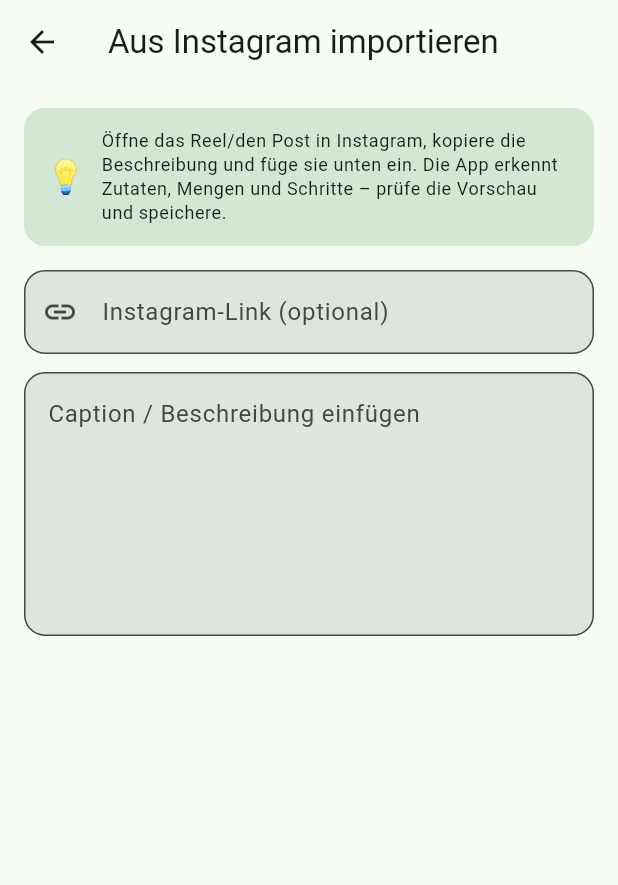
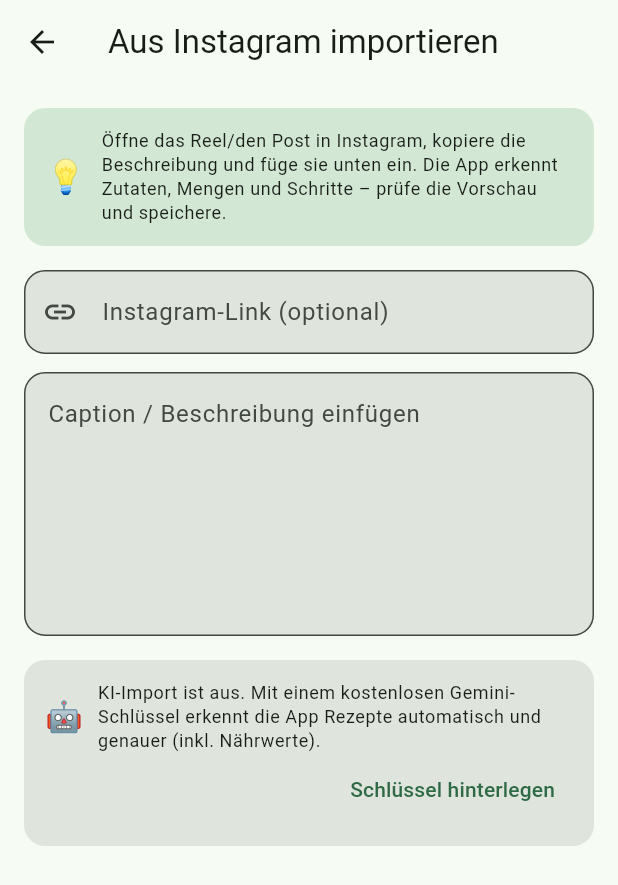
Before and after one commit to JuliaCaroSeufert/recipe-app, a Flutter app: the InstagramImportScreen screen opened directly, on a phone screen of 412 x 824 dp. Shown: the top 885 px of the screen. Run offline on Flutter 3.47's test engine with Material 3 defaults, Android fonts, the phone set to English and light mode, and no system bars; our stand-ins replace sqflite; missing offline and left inert: receive_sharing_intent; accounts and stored records are empty.

Commit message:
KI-Import in der App (Gemini, lokaler Schlüssel, kein Server)
Add an optional AI recipe import directly in the app, using the user's own
free Google Gemini key stored locally on the device:
- lib/logic/ai_import.dart: calls Gemini (gemini-3.8-flash) with the shared
  caption, maps the JSON to a Recipe (categories, produce tags, macro+micro
  nutrition), auto-retries the suggested model if Google rotates it, with
  readable error messages
- Household gains geminiApiKey; Settings gets a "KI-Import (Gemini)" field
- Import screen: "Mit KI erkennen" button when a key is set, badge showing
  KI vs offline source; shared captions are recognised automatically when a
  key is present, offline heuristic remains the fallback
- INTERNET permission added for release builds; http dependency added

flutter analyze clean; 13 tests pass; web compile verified.

Co-Authored-By: Claude Opus 4.8 <noreply@anthropic.com>
Claude-Session: https://claude.ai/code/session_01ChZXm5JpS15TTPx2LapPMm

```diff
--- a/lib/models/household.dart
+++ b/lib/models/household.dart
@@ -12,13 +12,20 @@ class Household {
   /// Distinct vegetables/legumes to aim for each week.
   final int weeklyVarietyTarget;
 
+  /// Optional Google Gemini API key for the AI recipe import (stored locally,
+  /// on this device only). Empty = AI import off, local parsing is used.
+  final String geminiApiKey;
+
   const Household({
     this.persons = 2,
     this.dislikes = const [],
     this.vegetarianOnly = false,
     this.veganOnly = false,
     this.weeklyVarietyTarget = 20,
+    this.geminiApiKey = '',
   });
+
+  bool get hasAiKey => geminiApiKey.trim().isNotEmpty;
 
   Household copyWith({
     int? persons,
@@ -26,6 +33,7 @@ class Household {
     bool? vegetarianOnly,
     bool? veganOnly,
     int? weeklyVarietyTarget,
+    String? geminiApiKey,
   }) =>
       Household(
         persons: persons ?? this.persons,
@@ -33,6 +41,7 @@ class Household {
         vegetarianOnly: vegetarianOnly ?? this.vegetarianOnly,
         veganOnly: veganOnly ?? this.veganOnly,
         weeklyVarietyTarget: weeklyVarietyTarget ?? this.weeklyVarietyTarget,
+        geminiApiKey: geminiApiKey ?? this.geminiApiKey,
       );
 
   Map<String, dynamic> toJson() => {
@@ -41,6 +50,7 @@ class Household {
         'vegetarianOnly': vegetarianOnly,
         'veganOnly': veganOnly,
         'weeklyVarietyTarget': weeklyVarietyTarget,
+        'geminiApiKey': geminiApiKey,
       };
 
   factory Household.fromJson(Map<String, dynamic> j) => Household(
@@ -49,5 +59,6 @@ class Household {
         vegetarianOnly: (j['vegetarianOnly'] as bool?) ?? false,
         veganOnly: (j['veganOnly'] as bool?) ?? false,
         weeklyVarietyTarget: (j['weeklyVarietyTarget'] as num?)?.toInt() ?? 20,
+        geminiApiKey: (j['geminiApiKey'] as String?) ?? '',
       );
 }
--- a/lib/screens/recipes/instagram_import.dart
+++ b/lib/screens/recipes/instagram_import.dart
@@ -1,10 +1,12 @@
 import 'package:flutter/material.dart';
 import 'package:provider/provider.dart';
 
+import '../../logic/ai_import.dart';
 import '../../logic/instagram_parse.dart';
 import '../../models/ingredient.dart';
 import '../../models/recipe.dart';
 import '../../state/app_state.dart';
+import '../settings/settings_screen.dart';
 import 'recipe_edit.dart';
 
 /// Import a recipe from Instagram by pasting the post/reel caption. The app
@@ -31,6 +33,8 @@ class _InstagramImportScreenState extends State<InstagramImportScreen> {
   final _url = TextEditingController();
   final _caption = TextEditingController();
   Recipe? _draft;
+  bool _draftFromAi = false;
+  bool _aiLoading = false;
 
   @override
   void initState() {
@@ -45,7 +49,14 @@ class _InstagramImportScreenState extends State<InstagramImportScreen> {
         final m = _instaUrl.firstMatch(shared);
         if (m != null) _url.text = m.group(0)!;
       }
-      WidgetsBinding.instance.addPostFrameCallback((_) => _reparse());
+      WidgetsBinding.instance.addPostFrameCallback((_) {
+        _reparse();
+        // If a Gemini key is set, recognise the shared caption automatically.
+        final app = context.read<AppState>();
+        if (app.household.hasAiKey && _caption.text.trim().isNotEmpty) {
+          _runAi();
+        }
+      });
     }
   }
 
@@ -59,6 +70,7 @@ class _InstagramImportScreenState extends State<InstagramImportScreen> {
   void _reparse() {
     final text = _caption.text.trim();
     setState(() {
+      _draftFromAi = false;
       _draft = text.isEmpty
           ? null
           : parseInstagramCaption(
@@ -66,6 +78,38 @@ class _InstagramImportScreenState extends State<InstagramImportScreen> {
               url: _url.text.trim().isEmpty ? null : _url.text.trim(),
             );
     });
+  }
+
+  Future<void> _runAi() async {
+    final app = context.read<AppState>();
+    final key = app.household.geminiApiKey;
+    final caption = _caption.text.trim();
+    if (caption.isEmpty) return;
+    setState(() => _aiLoading = true);
+    try {
+      final recipe = await aiExtractRecipe(
+        _caption.text,
+        apiKey: key,
+        url: _url.text.trim().isEmpty ? null : _url.text.trim(),
+      );
+      if (!mounted) return;
+      setState(() {
+        _draft = recipe;
+        _draftFromAi = true;
+      });
+    } on AiImportException catch (e) {
+      if (mounted) {
+        ScaffoldMessenger.of(context)
+            .showSnackBar(SnackBar(content: Text(e.message)));
+      }
+    } catch (e) {
+      if (mounted) {
+        ScaffoldMessenger.of(context)
+            .showSnackBar(SnackBar(content: Text('KI-Import fehlgeschlagen: $e')));
+      }
+    } finally {
+      if (mounted) setState(() => _aiLoading = false);
+    }
   }
 
   @override
@@ -138,6 +182,20 @@ class _InstagramImportScreenState extends State<InstagramImportScreen> {
             maxLines: 16,
           ),
           const SizedBox(height: 16),
+          _aiArea(context),
+          const SizedBox(height: 12),
+          if (draft != null)
+            Padding(
+              padding: const EdgeInsets.only(bottom: 6),
+              child: Text(
+                _draftFromAi
+                    ? '🤖 Von Gemini erkannt'
+                    : '⚡ Schnell-Erkennung (offline)',
+                style: Theme.of(context).textTheme.labelMedium?.copyWith(
+                      color: _draftFromAi ? scheme.primary : scheme.onSurfaceVariant,
+                    ),
+              ),
+            ),
           if (draft != null) _Preview(draft: draft),
           if (draft != null) ...[
             const SizedBox(height: 16),
@@ -157,6 +215,64 @@ class _InstagramImportScreenState extends State<InstagramImportScreen> {
               label: const Text('Anpassen & speichern'),
             ),
           ],
+        ],
+      ),
+    );
+  }
+
+  Widget _aiArea(BuildContext context) {
+    final hasKey = context.watch<AppState>().household.hasAiKey;
+    final scheme = Theme.of(context).colorScheme;
+    if (hasKey) {
+      return SizedBox(
+        width: double.infinity,
+        child: FilledButton.icon(
+          onPressed:
+              (_aiLoading || _caption.text.trim().isEmpty) ? null : _runAi,
+          icon: _aiLoading
+              ? const SizedBox(
+                  width: 16,
+                  height: 16,
+                  child: CircularProgressIndicator(strokeWidth: 2),
+                )
+              : const Icon(Icons.auto_awesome),
+          label: Text(_aiLoading ? 'KI arbeitet…' : 'Mit KI erkennen (Gemini)'),
+        ),
+      );
+    }
+    return Container(
+      padding: const EdgeInsets.all(14),
+      decoration: BoxDecoration(
+        color: scheme.surfaceContainerHighest,
+        borderRadius: BorderRadius.circular(14),
+      ),
+      child: Column(
+        crossAxisAlignment: CrossAxisAlignment.start,
+        children: [
+          Row(
+            children: [
+              const Text('🤖', style: TextStyle(fontSize: 20)),
+              const SizedBox(width: 10),
+              Expanded(
+                child: Text(
+                  'KI-Import ist aus. Mit einem kostenlosen Gemini-Schlüssel '
+                  'erkennt die App Rezepte automatisch und genauer (inkl. '
+                  'Nährwerte).',
+                  style: Theme.of(context).textTheme.bodySmall,
+                ),
+              ),
+            ],
+          ),
+          Align(
+            alignment: Alignment.centerRight,
+            child: TextButton(
+              onPressed: () => Navigator.push(
+                context,
+                MaterialPageRoute(builder: (_) => const SettingsScreen()),
+              ),
+              child: const Text('Schlüssel hinterlegen'),
+            ),
+          ),
         ],
       ),
     );
--- a/lib/screens/settings/settings_screen.dart
+++ b/lib/screens/settings/settings_screen.dart
@@ -12,11 +12,22 @@ class SettingsScreen extends StatefulWidget {
 
 class _SettingsScreenState extends State<SettingsScreen> {
   final _dislikeCtrl = TextEditingController();
+  late final TextEditingController _geminiCtrl =
+      TextEditingController(text: context.read<AppState>().household.geminiApiKey);
 
   @override
   void dispose() {
     _dislikeCtrl.dispose();
+    _geminiCtrl.dispose();
     super.dispose();
+  }
+
+  void _saveGeminiKey(AppState app) {
+    app.saveHousehold(app.household.copyWith(geminiApiKey: _geminiCtrl.text.trim()));
+    FocusScope.of(context).unfocus();
+    ScaffoldMessenger.of(context).showSnackBar(
+      const SnackBar(content: Text('KI-Schlüssel gespeichert.')),
+    );
   }
 
   @override
@@ -109,6 +120,48 @@ class _SettingsScreenState extends State<SettingsScreen> {
             ],
           ),
 
+          _title('KI-Import (Gemini)'),
+          Text(
+            'Mit einem kostenlosen Google-Gemini-Schlüssel erkennt die App '
+            'geteilte Instagram-Rezepte automatisch. Schlüssel gratis holen '
+            'unter aistudio.google.com/apikey – wird nur hier auf dem Gerät '
+            'gespeichert.',
+            style: Theme.of(context).textTheme.bodySmall,
+          ),
+          const SizedBox(height: 8),
+          Row(
+            children: [
+              Expanded(
+                child: TextField(
+                  controller: _geminiCtrl,
+                  obscureText: true,
+                  enableSuggestions: false,
+                  autocorrect: false,
+                  decoration: const InputDecoration(
+                    hintText: 'Gemini-Schlüssel (AIza…)',
+                    isDense: true,
+                  ),
+                  onSubmitted: (_) => _saveGeminiKey(app),
+                ),
+              ),
+              const SizedBox(width: 8),
+              IconButton.filledTonal(
+                onPressed: () => _saveGeminiKey(app),
+                icon: const Icon(Icons.save),
+              ),
+            ],
+          ),
+          if (h.hasAiKey)
+            Padding(
+              padding: const EdgeInsets.only(top: 6),
+              child: Text(
+                '✓ KI-Import aktiv',
+                style: Theme.of(context).textTheme.bodySmall?.copyWith(
+                      color: Theme.of(context).colorScheme.primary,
+                    ),
+              ),
+            ),
+
           _title('Rezepte'),
           ListTile(
             contentPadding: EdgeInsets.zero,
--- a/pubspec.yaml
+++ b/pubspec.yaml
@@ -42,6 +42,7 @@ dependencies:
   intl: ^0.20.3
   uuid: ^4.6.0
   receive_sharing_intent: ^1.9.0
+  http: ^1.6.0
 
 dev_dependencies:
   flutter_test:
```
Also changed, not shown: lib/logic/ai_import.dart (added, +205 -0 lines), pubspec.lock, 2 other files.
